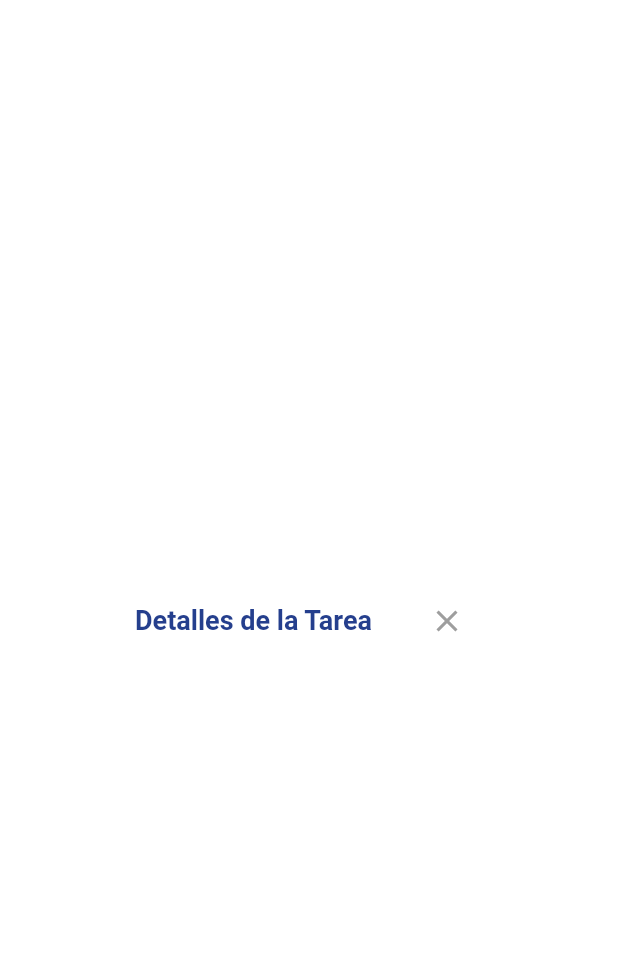
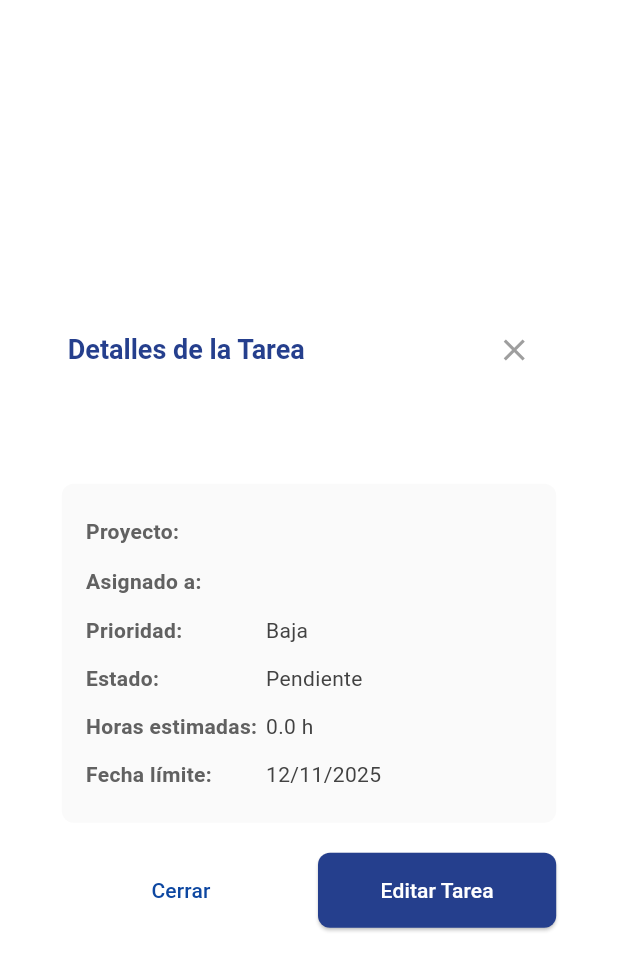
Before and after one commit to VictorDevCode21/project_manager, a Flutter app: the TaskDetailsDialog widget shown alone on an empty page, opened directly with empty values, on a phone screen of 412 x 824 dp. Shown: the top 971 px of the screen. Run offline on Flutter 3.47's test engine with Material 3 defaults, Android fonts, the phone set to English and light mode, and no system bars; our stand-ins replace cloud_firestore, dio, firebase_auth, firebase_core, flutter_dotenv, go_router; accounts and stored records are empty.

Commit message:
create details view in tasks

```diff
--- a/lib/views/task_view.dart
+++ b/lib/views/task_view.dart
@@ -2,6 +2,7 @@ import 'package:flutter/material.dart';
 import 'package:prolab_unimet/controllers/task_controller.dart';
 import 'package:prolab_unimet/models/tasks_model.dart';
 import 'package:prolab_unimet/views/tasks/add_task_dialog.dart';
+import 'package:prolab_unimet/views/tasks/task_details_dialog.dart';
 import 'package:provider/provider.dart';
 
 class TaskView extends StatefulWidget {
@@ -594,7 +595,7 @@ class _TaskView extends State<TaskView> {
   Widget _buildTaskCard(Task task, TaskColumn column) {
     return GestureDetector(
       onTap: () {
-        _showEditTaskDialog(context, task);
+        _showTaskDetailsDialog(context, task);
       },
       child: Container(
         width: double.infinity,
@@ -677,6 +678,19 @@ class _TaskView extends State<TaskView> {
             ),
           ],
         ),
+      ),
+    );
+  }
+
+  void _showTaskDetailsDialog(BuildContext context, Task task) {
+    showDialog(
+      context: context,
+      builder: (context) => TaskDetailsDialog(
+        task: task,
+        onEditPressed: () {
+          Navigator.of(context).pop();
+          _showEditTaskDialog(context, task);
+        },
       ),
     );
   }
--- a/lib/views/tasks/task_details_dialog.dart
+++ b/lib/views/tasks/task_details_dialog.dart
@@ -36,6 +36,152 @@ class TaskDetailsDialog extends StatelessWidget {
           ),
         ],
       ),
+      content: SingleChildScrollView(
+        child: SizedBox(
+          width: MediaQuery.of(context).size.width * 0.8,
+          child: Column(
+            crossAxisAlignment: CrossAxisAlignment.start,
+            mainAxisSize: MainAxisSize.min,
+            children: [
+              // TÍTULO
+              Text(
+                task.title,
+                style: TextStyle(
+                  fontSize: 20,
+                  fontWeight: FontWeight.bold,
+                  color: Color(0xff253f8d),
+                ),
+              ),
+              SizedBox(height: 16),
+
+              // DESCRIPCIÓN
+              if (task.description.isNotEmpty) ...[
+                Text(
+                  'Descripción:',
+                  style: TextStyle(
+                    fontWeight: FontWeight.w600,
+                    color: Colors.grey[700],
+                  ),
+                ),
+                SizedBox(height: 4),
+                Text(
+                  task.description,
+                  style: TextStyle(fontSize: 14, color: Colors.grey[800]),
+                ),
+                SizedBox(height: 16),
+              ],
+
+              // METADATA EN FORMATO TABLA
+              Container(
+                width: double.infinity,
+                padding: EdgeInsets.all(16),
+                decoration: BoxDecoration(
+                  color: Colors.grey[50],
+                  borderRadius: BorderRadius.circular(8),
+                ),
+                child: Column(
+                  children: [
+                    _buildDetailRow('Proyecto:', task.projectType),
+                    _buildDetailRow('Asignado a:', task.assignee),
+                    _buildDetailRow(
+                      'Prioridad:',
+                      _getPriorityText(task.priority),
+                    ),
+                    _buildDetailRow('Estado:', _getStatusText(task.status)),
+                    _buildDetailRow(
+                      'Horas estimadas:',
+                      '${task.estimatedHours} h',
+                    ),
+                    if (task.dueTime != null)
+                      _buildDetailRow(
+                        'Fecha límite:',
+                        _formatDate(task.dueTime!),
+                      ),
+                  ],
+                ),
+              ),
+              SizedBox(height: 20),
+
+              // BOTONES
+              Row(
+                children: [
+                  Expanded(
+                    child: OutlinedButton(
+                      onPressed: () => Navigator.of(context).pop(),
+                      child: Text('Cerrar'),
+                    ),
+                  ),
+                  SizedBox(width: 12),
+                  Expanded(
+                    child: ElevatedButton(
+                      onPressed: onEditPressed,
+                      style: ElevatedButton.styleFrom(
+                        backgroundColor: Color(0xff253f8d),
+                      ),
+                      child: Text(
+                        'Editar Tarea',
+                        style: TextStyle(color: Colors.white),
+                      ),
+                    ),
+                  ),
+                ],
+              ),
+            ],
+          ),
+        ),
+      ),
     );
   }
+
+  Widget _buildDetailRow(String label, String value) {
+    return Padding(
+      padding: EdgeInsets.symmetric(vertical: 6),
+      child: Row(
+        crossAxisAlignment: CrossAxisAlignment.start,
+        children: [
+          SizedBox(
+            width: 120,
+            child: Text(
+              label,
+              style: TextStyle(
+                fontWeight: FontWeight.w600,
+                color: Colors.grey[700],
+              ),
+            ),
+          ),
+          Expanded(
+            child: Text(value, style: TextStyle(color: Colors.grey[800])),
+          ),
+        ],
+      ),
+    );
+  }
+
+  String _getPriorityText(Priority priority) {
+    switch (priority) {
+      case Priority.alta:
+        return 'Alta';
+      case Priority.media:
+        return 'Media';
+      case Priority.baja:
+        return 'Baja';
+    }
+  }
+
+  String _getStatusText(Status status) {
+    switch (status) {
+      case Status.pendiente:
+        return 'Pendiente';
+      case Status.enProgreso:
+        return 'En Progreso';
+      case Status.enRevision:
+        return 'En Revisión';
+      case Status.completado:
+        return 'Completado';
+    }
+  }
+
+  String _formatDate(DateTime date) {
+    return '${date.day}/${date.month}/${date.year}';
+  }
 }
```
